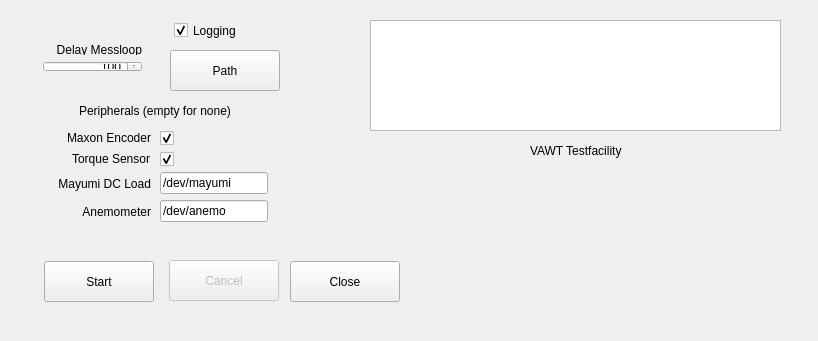
First picture: the form in src/VAWTGui/mainwindow.ui, repository pick2510/VAWTGui, before the edit.
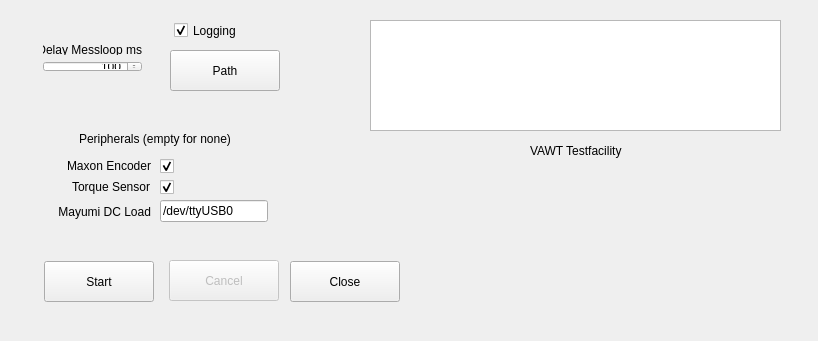
Second picture: the form after the edit. Icons and pictures are not drawn.

What changed in the file:
```diff
--- a/src/VAWTGui/mainwindow.ui
+++ b/src/VAWTGui/mainwindow.ui
@@ -79,7 +79,7 @@
     <property name="geometry">
      <rect>
       <x>79</x>
-      <y>100</y>
+      <y>128</y>
       <width>201</width>
       <height>21</height>
      </rect>
@@ -101,7 +101,7 @@
      <item>
       <widget class="QLabel" name="lblDelay">
        <property name="text">
-        <string>Delay Messloop</string>
+        <string>Delay Messloop ms</string>
        </property>
        <property name="alignment">
         <set>Qt::AlignRight|Qt::AlignTrailing|Qt::AlignVCenter</set>
@@ -182,7 +182,7 @@
     <property name="geometry">
      <rect>
       <x>30</x>
-      <y>128</y>
+      <y>156</y>
       <width>121</width>
       <height>20</height>
      </rect>
@@ -198,7 +198,7 @@
     <property name="geometry">
      <rect>
       <x>160</x>
-      <y>130</y>
+      <y>158</y>
       <width>16</width>
       <height>16</height>
      </rect>
@@ -214,7 +214,7 @@
     <property name="geometry">
      <rect>
       <x>49</x>
-      <y>149</y>
+      <y>177</y>
       <width>101</width>
       <height>20</height>
      </rect>
@@ -230,7 +230,7 @@
     <property name="geometry">
      <rect>
       <x>160</x>
-      <y>151</y>
+      <y>179</y>
       <width>16</width>
       <height>16</height>
      </rect>
@@ -246,60 +246,31 @@
     <property name="geometry">
      <rect>
       <x>160</x>
-      <y>172</y>
+      <y>200</y>
       <width>108</width>
       <height>22</height>
      </rect>
     </property>
     <property name="text">
-     <string>/dev/mayumi</string>
+     <string>/dev/ttyUSB0</string>
     </property>
    </widget>
    <widget class="QLabel" name="label_4">
     <property name="geometry">
      <rect>
       <x>30</x>
-      <y>174</y>
-      <width>121</width>
-      <height>20</height>
-     </rect>
-    </property>
-    <property name="text">
-     <string>Mayumi DC Load</string>
-    </property>
-    <property name="alignment">
-     <set>Qt::AlignRight|Qt::AlignTrailing|Qt::AlignVCenter</set>
-    </property>
-   </widget>
-   <widget class="QLabel" name="label_5">
-    <property name="geometry">
-     <rect>
-      <x>60</x>
       <y>202</y>
-      <width>91</width>
+      <width>121</width>
       <height>20</height>
      </rect>
     </property>
     <property name="text">
-     <string>Anemometer</string>
+     <string>Mayumi DC Load</string>
     </property>
     <property name="alignment">
      <set>Qt::AlignRight|Qt::AlignTrailing|Qt::AlignVCenter</set>
     </property>
    </widget>
-   <widget class="QLineEdit" name="txtAnemo">
-    <property name="geometry">
-     <rect>
-      <x>160</x>
-      <y>200</y>
-      <width>108</width>
-      <height>22</height>
-     </rect>
-    </property>
-    <property name="text">
-     <string>/dev/anemo</string>
-    </property>
-   </widget>
    <widget class="QPushButton" name="btnCancel">
     <property name="enabled">
      <bool>false</bool>
```
